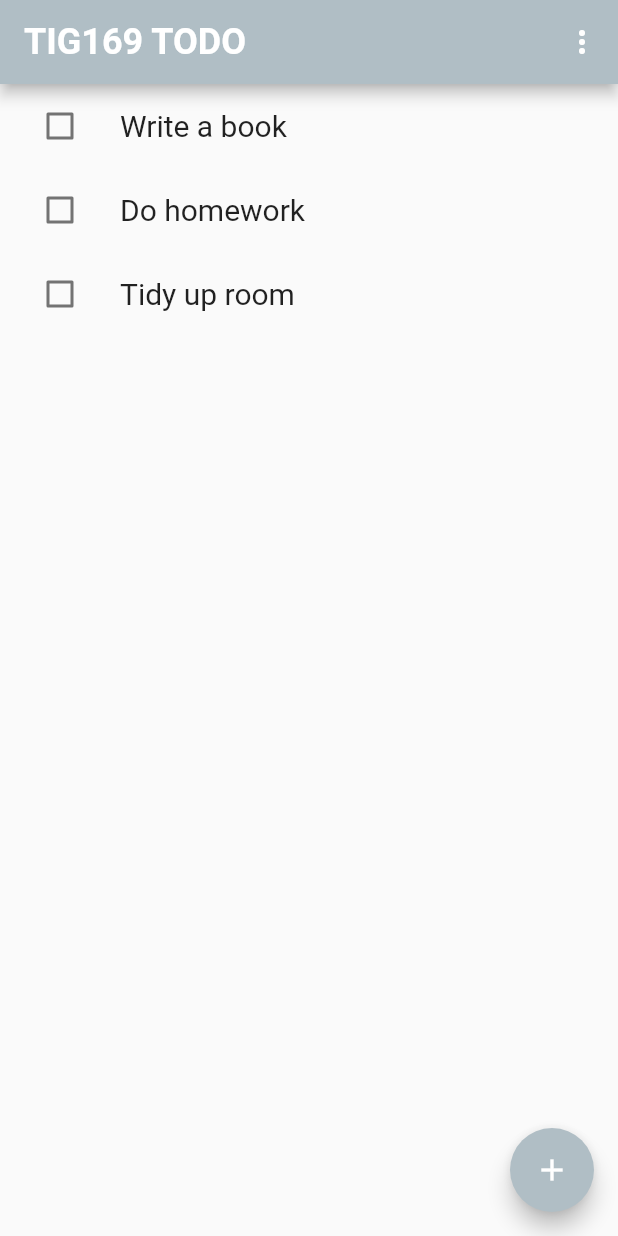
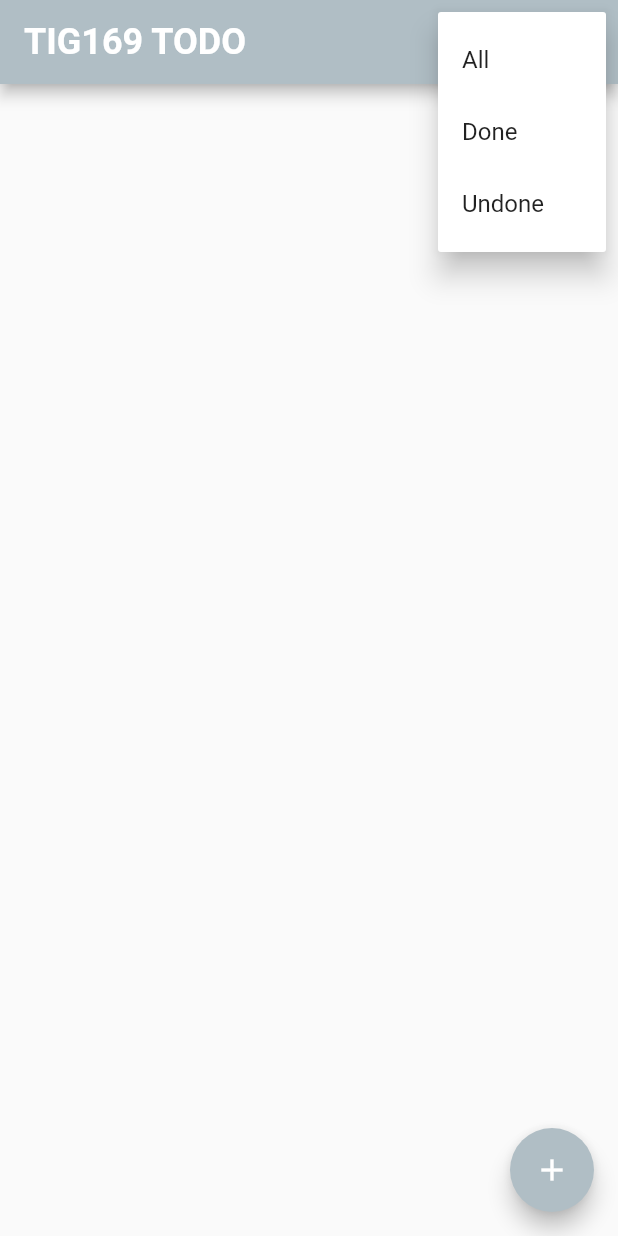
Before and after one commit to gu-tig169-ht21/gusnaumhe, a Flutter app: the screen it shows after launch, after a tap on the "more vert" icon, on a phone screen of 412 x 824 dp. Run offline on Flutter 3.47's test engine with Material 2 defaults, Android fonts, the phone set to English and light mode, and no system bars.

Commit message:
commit change

```diff
--- a/lib/main.dart
+++ b/lib/main.dart
@@ -1,85 +1,96 @@
 // ignore_for_file: deprecated_member_use
+import 'package:flutter/material.dart';
+import 'package:my_first_app/secondView.dart';
+import 'package:provider/provider.dart';
 
-import 'package:flutter/material.dart';
+import 'todo.dart';
 
-
-class NotificationSetting {
-  String title;
-  bool value;
-
-  NotificationSetting({
-    required this.title,
-    this.value = false,
-  });
-}
 //--------------------------------------------------------------------------------------------------
 //Appen börjar här
 
 void main() {
-  runApp(MyApp());
+  runApp(ChangeNotifierProvider(
+      create: (context) => (TodoList()),
+      child: MaterialApp(title: 'To do', home: MainView())));
 }
 
-// ignore: use_key_in_widget_constructors
-class MyApp extends StatelessWidget {
+class MainView extends StatefulWidget {
+  MainView({Key? key}) : super(key: key);
   @override
-  Widget build(BuildContext context) {
-    return MaterialApp (
-      home: MainView(),
-    ); //MaterialApp
-  }
+  _MainViewState createState() => _MainViewState();
 }
 
-// ignore: use_key_in_widget_constructors
-class MainView extends StatelessWidget {
-
-  final notifications = [
-      NotificationSetting(title: 'Write a book'),
-      NotificationSetting(title: 'Do homework'),
-      NotificationSetting(title: 'Tidy up room'),
-  ];
+class _MainViewState extends State<MainView> {
+  var filterSetting = 'all';
 
   get value => null;
+  //----------------------------------------
 
   @override
   Widget build(BuildContext context) {
     return Scaffold(
       appBar: AppBar(
         backgroundColor: Colors.blueGrey[200],
-
         title: const Text(
           'TIG169 TODO',
-          style: TextStyle(color: Colors.white,fontSize: 24, fontWeight: FontWeight.bold),
+          style: TextStyle(
+              color: Colors.white, fontSize: 24, fontWeight: FontWeight.bold),
         ),
         actions: [
-          IconButton(icon: Icon(Icons.more_vert),
-          onPressed: () {
-            print('Pressed button');                   //Ändra till nått annat!
-          }),
+          PopupMenuButton(
+            itemBuilder: (context) => [
+              PopupMenuItem(
+                child: Text("All"),
+                value: 1,
+              ),
+              PopupMenuItem(
+                child: Text("Done"),
+                value: 2,
+              ),
+              PopupMenuItem(
+                child: Text("Undone"),
+                value: 3,
+              ),
             ],
           ),
-
-      body: Center(
-        child: Column(
-          mainAxisAlignment: MainAxisAlignment.start,
-          crossAxisAlignment: CrossAxisAlignment.start,
-          children: [
-            ...notifications.map(buildSingleCheckbox).toList(),
         ],
+      ),
+      body: Consumer<TodoList>(
+        builder: (context, state, child) => _list(
+          getFilteredList(state.list, filterSetting),
         ),
       ),
       floatingActionButton: FloatingActionButton(
-        child: Icon(Icons.add),
+          child: const Icon(Icons.add),
           backgroundColor: Colors.blueGrey[200],
-         onPressed: () {
-            Navigator.push(
+          onPressed: () async {
+            var newTodo = await Navigator.push(
                 context,
-              MaterialPageRoute(builder: (context) => SecondView()));
+                MaterialPageRoute(
+                  builder: (context) => SecondView(Todo(title: ''))));
+            if (newTodo != null) {
+              Provider.of<TodoList>(context, listen: false).addTodo(newTodo);
+            }
           }),
     );
   }
 
-  Widget buildSingleCheckbox(NotificationSetting notification) =>
-    _buildCheckbox(
+  List getFilteredList(allItem, settings) {
+    if (settings == "All") return allItem;
+    if (settings == "Done") {
+      return [];
+    }
+    return allItem;
+  }
+
+  Widget _list(title) {
+    return ListView.builder(
+        itemBuilder: (context, index) => buildSingleCheckbox(title[index]),
+        itemCount: title.length);
+  }
+
+  //Checkbox
+  Widget buildSingleCheckbox(Todo notification) => _buildCheckbox(
         notification: notification,
         onClicked: () {
           setState(() {
@@ -91,10 +102,12 @@ class MainView extends StatelessWidget {
       );
 
   Widget _buildCheckbox({
-    required NotificationSetting notification,
+    required Todo notification,
     required VoidCallback onClicked,
-
-  }) => ListTile(
+  }) =>
+      Column(
+        children: [
+          ListTile(
             onTap: onClicked,
             leading: Checkbox(
               value: notification.value,
@@ -102,66 +115,26 @@ class MainView extends StatelessWidget {
             ),
             title: Text(
               notification.title,
-        // ignore: prefer_const_constructors
-        style: TextStyle(fontSize: 20, fontWeight: FontWeight.normal), //decoration: TextDecoration.lineThrough),
+              style: TextStyle(
+                fontSize: 20,
+                fontWeight: FontWeight.normal,
+
+                decoration:
+                    notification.value ? TextDecoration.lineThrough : null,
                 //'decoration' ska endast finnas om den är avbockad
               ),
-    );
-                                        //Lägg till en delete icon i CheckBoxen!
-  void setState(Null Function() param0) {}
-}
-
-
-//Second View-----------------------------------------------------
-
-// ignore: use_key_in_widget_constructors
-class SecondView extends StatelessWidget {
-  Widget build(BuildContext context) {
-    return Scaffold(
-      appBar: AppBar(
-        backgroundColor: Colors.blueGrey[200],
-      // ignore: prefer_const_constructors
-      title: Text(
-          'TIG169 TODO',
-          style: const TextStyle(color: Colors.white,fontSize: 24, fontWeight: FontWeight.bold),
+            ),
+            trailing: IconButton(
+              onPressed: () async {
+                var state = Provider.of<TodoList>(context, listen: false);
+                state.removeTodo(notification);
+              },
+              icon: Icon(Icons.delete),
             ),
           ),
-      body: Center(
-        child: Column(
-          mainAxisAlignment: MainAxisAlignment.start,
-          children: [
-            _textBox(),
-            _icon(),
+          Divider(
+            thickness: 2,
+          ),
         ],
-
-        ),
-      ),
       );
 }
-
-  Widget _textBox() {
-    return
-     Padding(
-          padding: EdgeInsets.symmetric(horizontal: 8, vertical: 30),
-          child: TextField(
-            decoration: InputDecoration(
-              border: OutlineInputBorder(),
-              hintText: 'What are you going to do?',
-            ),
-          ),
-        );
-
-  }
-  Widget _icon() {
-    return Center(
-         child: RaisedButton.icon(
-          onPressed: (
-                                      //Add the text from _textBox to 'final notifications'
-          ) {},
-          icon: Icon(Icons.add),
-          label: Text('ADD'),
-          color: Colors.blueGrey[50],
-        ),
-    );
-  }
-}
--- /dev/null
+++ b/lib/todo.dart
@@ -0,0 +1,38 @@
+// NotificationSetting = Todo
+// ignore_for_file: prefer_final_fields
+
+import 'dart:core';
+
+import 'package:flutter/cupertino.dart';
+
+class Todo {
+  String title;
+  bool value;
+
+  Todo({
+    required this.title,
+    this.value = false,
+  });
+}
+
+class TodoList extends ChangeNotifier {
+  late List<Todo> _list = [];
+
+  List<Todo> get list {
+    return _list;
+  }
+
+
+//Lägg till Todo
+  void addTodo(Todo notification) {
+    _list.add(notification);
+    notifyListeners();
+  }
+
+  //Ta bort Todo
+  void removeTodo(Todo notification) async {
+    _list.remove(notification);
+    notifyListeners();
+  }
+
+}
```
Also changed, not shown: lib/secondView.dart (added, +97 -0 lines). Lines whose indentation alone changed are shown as unchanged.
